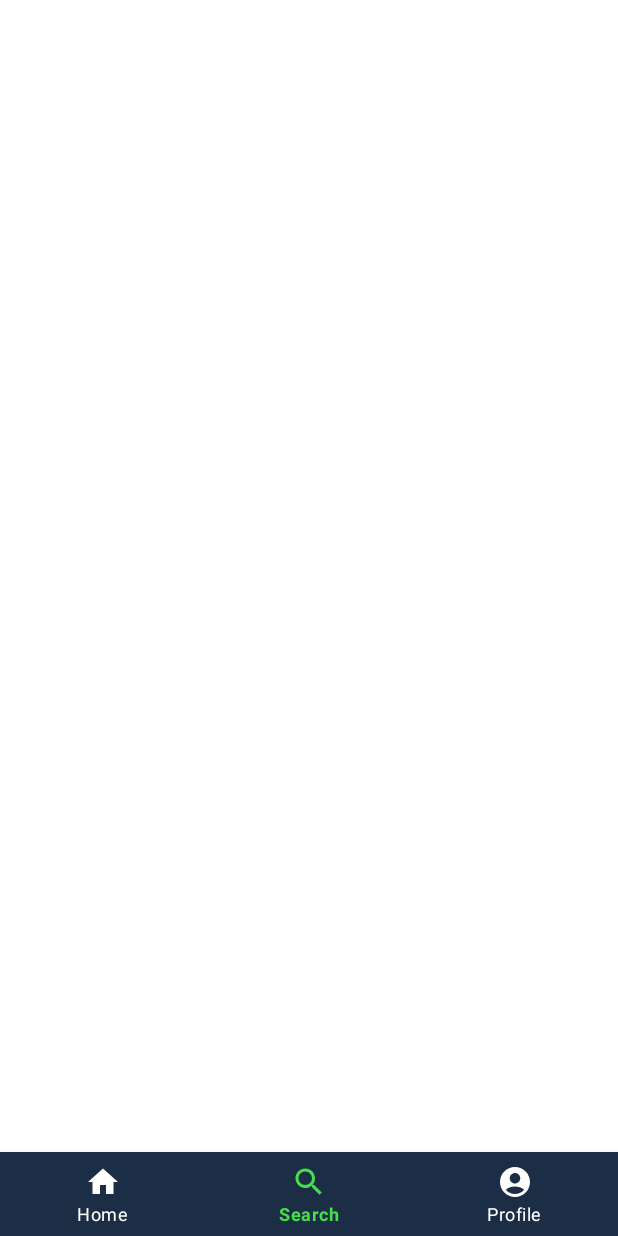
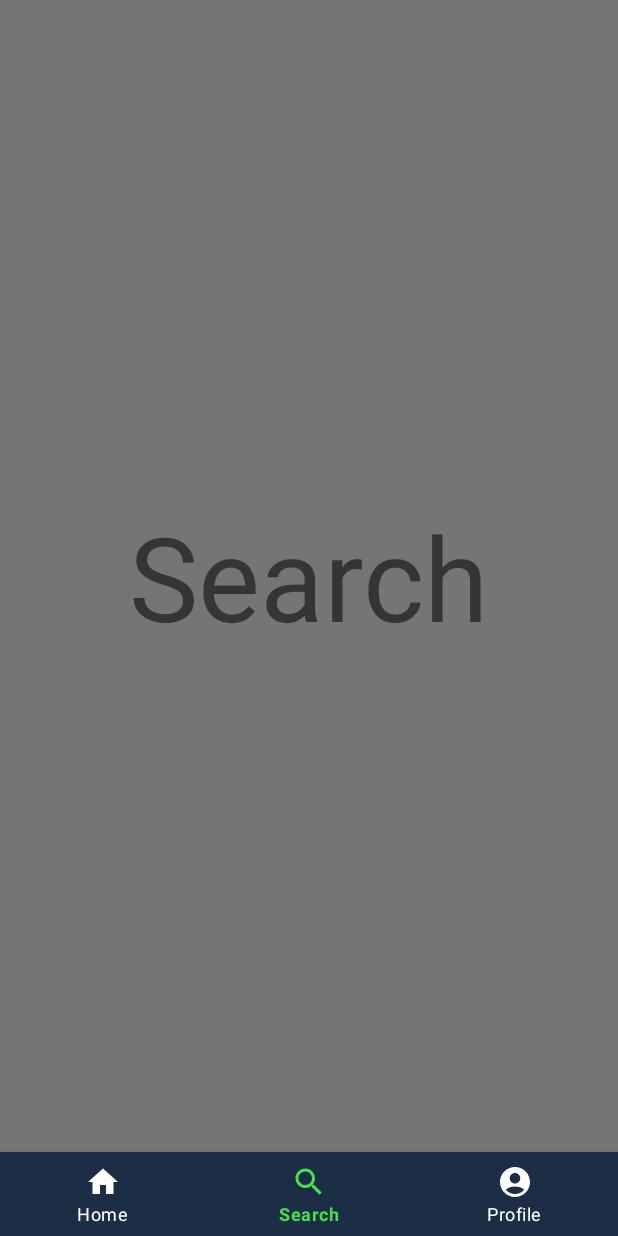
Before and after one commit to dinhtam1/BKZola, an Android app: the MainActivity screen opened directly, with no data from a screen before it, item 2 of the bottom bar chosen, on a phone screen of 412 x 824 dp. Run offline under Robolectric (Android 15) with nearby library versions, the phone set to English and light mode, and no system bars; our stand-ins replace Firebase (no records; nobody signed in at launch, a user with empty details on screens opened directly), sdp/ssp sizes.

Commit message:
add fragment + function SignOut

```diff
--- a/app/src/main/java/com/example/bkzola/MainActivity.java
+++ b/app/src/main/java/com/example/bkzola/MainActivity.java
@@ -1,14 +1,69 @@
 package com.example.bkzola;
 
+import androidx.annotation.NonNull;
 import androidx.appcompat.app.AppCompatActivity;
+import androidx.viewpager2.widget.ViewPager2;
 
 import android.os.Bundle;
+import android.view.MenuItem;
+
+import com.example.bkzola.fragment.ProfileFragment;
+import com.example.bkzola.tranformer.ZoomOutPageTransformer;
+import com.google.android.material.bottomnavigation.BottomNavigationView;
+import com.google.android.material.navigation.NavigationBarView;
 
 public class MainActivity extends AppCompatActivity {
-
+    private ViewPager2 view_pager_2;
+    private BottomNavigationView bottom_navigation;
     @Override
     protected void onCreate(Bundle savedInstanceState) {
         super.onCreate(savedInstanceState);
         setContentView(R.layout.activity_main);
+
+        view_pager_2 = findViewById(R.id.view_pager_2);
+        bottom_navigation = findViewById(R.id.bottom_navigation);
+
+        MyViewPagerAdapter myViewPagerAdapter = new MyViewPagerAdapter(this);
+
+        view_pager_2.setAdapter(myViewPagerAdapter);
+        view_pager_2.setPageTransformer(new ZoomOutPageTransformer());
+
+        bottom_navigation.setOnItemSelectedListener(new NavigationBarView.OnItemSelectedListener() {
+            @Override
+            public boolean onNavigationItemSelected(@NonNull MenuItem item) {
+
+                int id = item.getItemId();
+                if (id == R.id.bottom_home) {
+                    view_pager_2.setCurrentItem(0);
+
+                } else if (id == R.id.bottom_search){
+                    view_pager_2.setCurrentItem(1);
+                } else if (id == R.id.bottom_profile) {
+                    view_pager_2.setCurrentItem(2);
+
+                }
+
+                return true;
+            }
+        });
+
+        view_pager_2.registerOnPageChangeCallback(new ViewPager2.OnPageChangeCallback() {
+            @Override
+            public void onPageSelected(int position) {
+                super.onPageSelected(position);
+                switch (position) {
+                    case 0 :
+                        bottom_navigation.getMenu().findItem(R.id.bottom_home).setChecked(true);
+                        break;
+                    case 1 :
+                        bottom_navigation.getMenu().findItem(R.id.bottom_search).setChecked(true);
+                        break;
+                    case 2 :
+                        bottom_navigation.getMenu().findItem(R.id.bottom_profile).setChecked(true);
+                        break;
+
+                }
+            }
+        });
     }
 }
--- /dev/null
+++ b/app/src/main/java/com/example/bkzola/MyViewPagerAdapter.java
@@ -0,0 +1,40 @@
+package com.example.bkzola;
+
+import androidx.annotation.NonNull;
+import androidx.fragment.app.Fragment;
+import androidx.fragment.app.FragmentActivity;
+import androidx.viewpager2.adapter.FragmentStateAdapter;
+
+import com.example.bkzola.fragment.HomeFragment;
+import com.example.bkzola.fragment.ProfileFragment;
+import com.example.bkzola.fragment.SearchFragment;
+
+public class MyViewPagerAdapter extends FragmentStateAdapter {
+
+
+    public MyViewPagerAdapter(@NonNull FragmentActivity fragmentActivity) {
+        super(fragmentActivity);
+    }
+
+    @NonNull
+    @Override
+    public Fragment createFragment(int position) {
+        switch (position) {
+            case 0 :
+                return new HomeFragment();
+            case 1 :
+                return new SearchFragment();
+            case 2 :
+                return new ProfileFragment();
+            default :
+                return new HomeFragment();
+
+        }
+
+    }
+
+    @Override
+    public int getItemCount() {
+        return 3;
+    }
+}
--- a/app/src/main/java/com/example/bkzola/activities/SignInActivity.java
+++ b/app/src/main/java/com/example/bkzola/activities/SignInActivity.java
@@ -76,6 +76,7 @@ public class SignInActivity extends AppCompatActivity {
                         if (task.isSuccessful()) {
                                 Intent intent = new Intent(SignInActivity.this , MainActivity.class);
                                 startActivity(intent);
+
                         } else {
                             Toast.makeText(SignInActivity.this, "Đăng nhập không thành công",
                                     Toast.LENGTH_SHORT).show();
--- a/app/src/main/java/com/example/bkzola/activities/SignUpActivity.java
+++ b/app/src/main/java/com/example/bkzola/activities/SignUpActivity.java
@@ -80,7 +80,7 @@ public class SignUpActivity extends AppCompatActivity {
                                 finishAffinity();
                             } else {
                                 // If sign in fails, display a message to the user.
-
+                                progressDialog.dismiss();
                                 Toast.makeText(SignUpActivity.this, "Đăng ký không thành công",
                                         Toast.LENGTH_SHORT).show();
 
--- a/app/src/main/java/com/example/bkzola/activities/SplashActivity.java
+++ b/app/src/main/java/com/example/bkzola/activities/SplashActivity.java
@@ -22,6 +22,7 @@ public class SplashActivity extends AppCompatActivity {
             @Override
             public void run() {
                 nextActivity();
+
             }
         }, 2000);
     }
@@ -29,5 +30,7 @@ public class SplashActivity extends AppCompatActivity {
     private void nextActivity() {
         Intent intent = new Intent(this , SignInActivity.class);
         startActivity(intent);
+        finish();
     }
+
 }
--- /dev/null
+++ b/app/src/main/java/com/example/bkzola/fragment/HomeFragment.java
@@ -0,0 +1,27 @@
+package com.example.bkzola.fragment;
+
+import android.os.Bundle;
+import android.view.LayoutInflater;
+import android.view.View;
+import android.view.ViewGroup;
+import android.widget.Button;
+
+import androidx.annotation.NonNull;
+import androidx.annotation.Nullable;
+import androidx.fragment.app.Fragment;
+
+import com.example.bkzola.R;
+
+public class HomeFragment extends Fragment {
+    private  View mView;
+    @Nullable
+    @Override
+
+    public View onCreateView(@NonNull LayoutInflater inflater, @Nullable ViewGroup container, @Nullable Bundle savedInstanceState) {
+        mView = inflater.inflate(R.layout.fragment_home , container , false);
+        return  mView;
+    }
+
+
+
+}
--- /dev/null
+++ b/app/src/main/java/com/example/bkzola/fragment/ProfileFragment.java
@@ -0,0 +1,47 @@
+package com.example.bkzola.fragment;
+
+import android.content.Intent;
+import android.os.Bundle;
+import android.view.LayoutInflater;
+import android.view.View;
+import android.view.ViewGroup;
+import android.widget.Button;
+
+import androidx.annotation.NonNull;
+import androidx.annotation.Nullable;
+import androidx.fragment.app.Fragment;
+
+import com.example.bkzola.MainActivity;
+import com.example.bkzola.R;
+import com.example.bkzola.activities.SignInActivity;
+import com.google.firebase.auth.FirebaseAuth;
+
+public class ProfileFragment extends Fragment {
+    private  View mView;
+    Button btn_SignOut;
+    @Nullable
+    @Override
+
+
+
+    public View onCreateView(@NonNull LayoutInflater inflater, @Nullable ViewGroup container, @Nullable Bundle savedInstanceState) {
+        mView = inflater.inflate(R.layout.fragment_profile , container , false);
+        btn_SignOut = mView.findViewById(R.id.btn_SignOut);
+        btn_SignOut.setOnClickListener(new View.OnClickListener() {
+            @Override
+            public void onClick(View v) {
+                goToAttract();
+            }
+        });
+        return  mView;
+
+    }
+    public void goToAttract()
+    {
+        Intent intent = new Intent(getActivity(), SignInActivity.class);
+        startActivity(intent);
+
+    }
+
+
+}
--- /dev/null
+++ b/app/src/main/java/com/example/bkzola/fragment/SearchFragment.java
@@ -0,0 +1,22 @@
+package com.example.bkzola.fragment;
+
+import android.os.Bundle;
+import android.view.LayoutInflater;
+import android.view.View;
+import android.view.ViewGroup;
+
+import androidx.annotation.NonNull;
+import androidx.annotation.Nullable;
+import androidx.fragment.app.Fragment;
+
+import com.example.bkzola.R;
+
+public class SearchFragment extends Fragment {
+    private  View mView;
+    @Nullable
+    @Override
+    public View onCreateView(@NonNull LayoutInflater inflater, @Nullable ViewGroup container, @Nullable Bundle savedInstanceState) {
+        mView = inflater.inflate(R.layout.fragment_search , container , false);
+        return  mView;
+    }
+}
--- /dev/null
+++ b/app/src/main/java/com/example/bkzola/tranformer/ZoomOutPageTransformer.java
@@ -0,0 +1,44 @@
+package com.example.bkzola.tranformer;
+
+import android.view.View;
+
+import androidx.viewpager2.widget.ViewPager2;
+
+public class ZoomOutPageTransformer implements ViewPager2.PageTransformer {
+    private static final float MIN_SCALE = 0.85f;
+    private static final float MIN_ALPHA = 0.5f;
+
+    public void transformPage(View view, float position) {
+        int pageWidth = view.getWidth();
+        int pageHeight = view.getHeight();
+
+        if (position < -1) { // [-Infinity,-1)
+            // This page is way off-screen to the left.
+            view.setAlpha(0f);
+
+        } else if (position <= 1) { // [-1,1]
+            // Modify the default slide transition to shrink the page as well
+            float scaleFactor = Math.max(MIN_SCALE, 1 - Math.abs(position));
+            float vertMargin = pageHeight * (1 - scaleFactor) / 2;
+            float horzMargin = pageWidth * (1 - scaleFactor) / 2;
+            if (position < 0) {
+                view.setTranslationX(horzMargin - vertMargin / 2);
+            } else {
+                view.setTranslationX(-horzMargin + vertMargin / 2);
+            }
+
+            // Scale the page down (between MIN_SCALE and 1)
+            view.setScaleX(scaleFactor);
+            view.setScaleY(scaleFactor);
+
+            // Fade the page relative to its size.
+            view.setAlpha(MIN_ALPHA +
+                    (scaleFactor - MIN_SCALE) /
+                            (1 - MIN_SCALE) * (1 - MIN_ALPHA));
+
+        } else { // (1,+Infinity]
+            // This page is way off-screen to the right.
+            view.setAlpha(0f);
+        }
+    }
+}
--- /dev/null
+++ b/app/src/main/res/layout/fragment_search.xml
@@ -0,0 +1,16 @@
+<?xml version="1.0" encoding="utf-8"?>
+<LinearLayout xmlns:android="http://schemas.android.com/apk/res/android"
+    android:layout_width="match_parent"
+    android:layout_height="match_parent"
+    android:padding="20dp"
+    android:background="@color/secondary_text"
+    android:gravity="center">
+
+
+    <TextView
+        android:layout_width="wrap_content"
+        android:layout_height="wrap_content"
+        android:text="Search"
+        android:textSize="@dimen/_60sdp"
+        />
+</LinearLayout>
--- a/app/src/main/res/values/strings.xml
+++ b/app/src/main/res/values/strings.xml
@@ -28,5 +28,6 @@
     <string name="gui_lai_otp">Gửi lại mã OTP</string>
     <string name="Xac_minh_otp">XÁC MINH</string>
     <string name="email">Email</string>
+    <string name="sign_out">Sign Out</string>
 
 </resources>
```
Also changed, not shown: app/src/main/res/layout/fragment_home.xml (added, +16 -0 lines), app/src/main/res/layout/fragment_profile.xml (added, +24 -0 lines).
